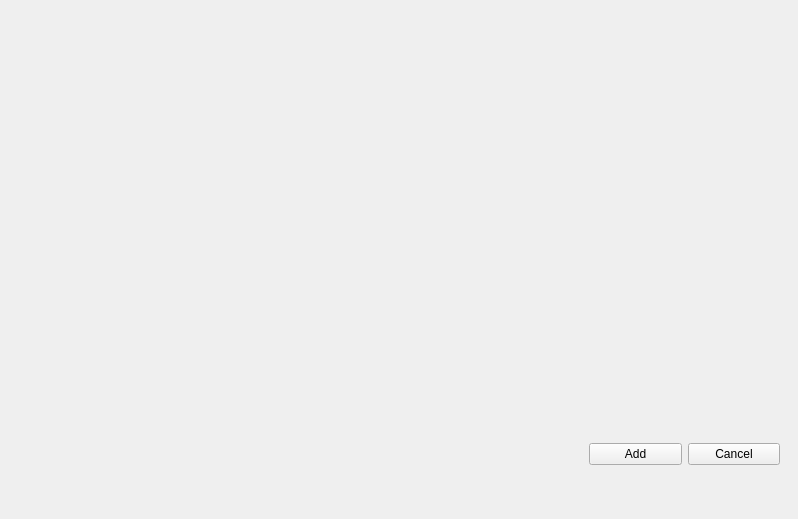
The window that guiAddT.ui (Roenski/StockTracker) describes before a commit, drawn with Qt 5.
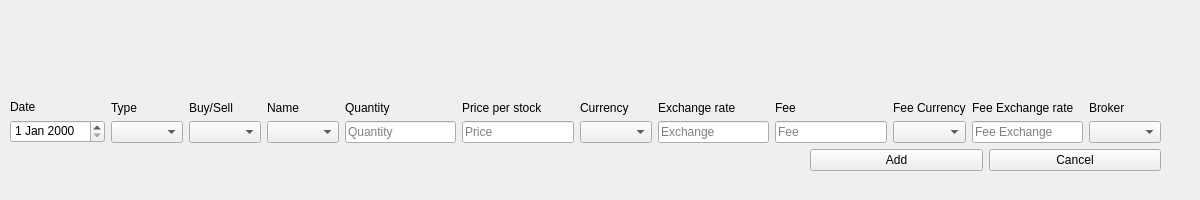
The same window after the commit.

Commit message: Another restructure - in progress, pushing cause Im tired

Diff of the .ui file:
```diff
--- a/guiAddT.ui
+++ b/guiAddT.ui
@@ -6,36 +6,335 @@
    <rect>
     <x>0</x>
     <y>0</y>
-    <width>798</width>
-    <height>519</height>
+    <width>1200</width>
+    <height>200</height>
    </rect>
   </property>
+  <property name="sizePolicy">
+   <sizepolicy hsizetype="MinimumExpanding" vsizetype="MinimumExpanding">
+    <horstretch>100</horstretch>
+    <verstretch>100</verstretch>
+   </sizepolicy>
+  </property>
+  <property name="minimumSize">
+   <size>
+    <width>1200</width>
+    <height>200</height>
+   </size>
+  </property>
+  <property name="sizeIncrement">
+   <size>
+    <width>10</width>
+    <height>10</height>
+   </size>
+  </property>
+  <property name="baseSize">
+   <size>
+    <width>0</width>
+    <height>0</height>
+   </size>
+  </property>
   <property name="windowTitle">
    <string>Form</string>
   </property>
   <widget class="QWidget" name="horizontalLayoutWidget">
    <property name="geometry">
     <rect>
-     <x>589</x>
-     <y>409</y>
-     <width>191</width>
-     <height>91</height>
+     <x>10</x>
+     <y>30</y>
+     <width>1151</width>
+     <height>141</height>
     </rect>
    </property>
-   <layout class="QHBoxLayout" name="horizontalLayout">
+   <layout class="QVBoxLayout" name="verticalLayout" stretch="0,0">
+    <property name="sizeConstraint">
+     <enum>QLayout::SetMinimumSize</enum>
+    </property>
     <item>
-     <widget class="QPushButton" name="pushButton_add">
-      <property name="text">
-       <string>Add</string>
+     <layout class="QHBoxLayout" name="horizontalLayout_3">
+      <property name="sizeConstraint">
+       <enum>QLayout::SetMinimumSize</enum>
       </property>
-     </widget>
+      <item>
+       <layout class="QVBoxLayout" name="verticalLayout_7">
+        <item>
+         <widget class="QLabel" name="label">
+          <property name="text">
+           <string>Date</string>
+          </property>
+          <property name="alignment">
+           <set>Qt::AlignBottom|Qt::AlignLeading|Qt::AlignLeft</set>
+          </property>
+         </widget>
+        </item>
+        <item>
+         <widget class="QDateEdit" name="edit_tDate">
+          <property name="alignment">
+           <set>Qt::AlignLeading|Qt::AlignLeft|Qt::AlignTop</set>
+          </property>
+         </widget>
+        </item>
+       </layout>
+      </item>
+      <item>
+       <layout class="QVBoxLayout" name="verticalLayout_9">
+        <item>
+         <widget class="QLabel" name="label_2">
+          <property name="text">
+           <string>Type</string>
+          </property>
+          <property name="alignment">
+           <set>Qt::AlignBottom|Qt::AlignLeading|Qt::AlignLeft</set>
+          </property>
+         </widget>
+        </item>
+        <item>
+         <widget class="QComboBox" name="combo_tType"/>
+        </item>
+       </layout>
+      </item>
+      <item>
+       <layout class="QVBoxLayout" name="verticalLayout_10">
+        <item>
+         <widget class="QLabel" name="label_3">
+          <property name="text">
+           <string>Buy/Sell</string>
+          </property>
+          <property name="alignment">
+           <set>Qt::AlignBottom|Qt::AlignLeading|Qt::AlignLeft</set>
+          </property>
+         </widget>
+        </item>
+        <item>
+         <widget class="QComboBox" name="combo_tBS"/>
+        </item>
+       </layout>
+      </item>
+      <item>
+       <layout class="QVBoxLayout" name="verticalLayout_11">
+        <item>
+         <widget class="QLabel" name="label_4">
+          <property name="text">
+           <string>Name</string>
+          </property>
+          <property name="alignment">
+           <set>Qt::AlignBottom|Qt::AlignLeading|Qt::AlignLeft</set>
+          </property>
+         </widget>
+        </item>
+        <item>
+         <widget class="QComboBox" name="combo_sName"/>
+        </item>
+       </layout>
+      </item>
+      <item>
+       <layout class="QVBoxLayout" name="verticalLayout_12">
+        <item>
+         <widget class="QLabel" name="label_5">
+          <property name="text">
+           <string>Quantity</string>
+          </property>
+          <property name="alignment">
+           <set>Qt::AlignBottom|Qt::AlignLeading|Qt::AlignLeft</set>
+          </property>
+         </widget>
+        </item>
+        <item>
+         <widget class="QLineEdit" name="line_sQuantity">
+          <property name="toolTip">
+           <string/>
+          </property>
+          <property name="statusTip">
+           <string/>
+          </property>
+          <property name="inputMask">
+           <string/>
+          </property>
+          <property name="text">
+           <string notr="true"/>
+          </property>
+          <property name="placeholderText">
+           <string>Quantity</string>
+          </property>
+         </widget>
+        </item>
+       </layout>
+      </item>
+      <item>
+       <layout class="QVBoxLayout" name="verticalLayout_13">
+        <item>
+         <widget class="QLabel" name="label_6">
+          <property name="text">
+           <string>Price per stock</string>
+          </property>
+          <property name="alignment">
+           <set>Qt::AlignBottom|Qt::AlignLeading|Qt::AlignLeft</set>
+          </property>
+         </widget>
+        </item>
+        <item>
+         <widget class="QLineEdit" name="line_sPrice">
+          <property name="placeholderText">
+           <string>Price</string>
+          </property>
+         </widget>
+        </item>
+       </layout>
+      </item>
+      <item>
+       <layout class="QVBoxLayout" name="verticalLayout_14">
+        <item>
+         <widget class="QLabel" name="label_7">
+          <property name="text">
+           <string>Currency</string>
+          </property>
+          <property name="alignment">
+           <set>Qt::AlignBottom|Qt::AlignLeading|Qt::AlignLeft</set>
+          </property>
+         </widget>
+        </item>
+        <item>
+         <widget class="QComboBox" name="combo_sPriceCurrency"/>
+        </item>
+       </layout>
+      </item>
+      <item>
+       <layout class="QVBoxLayout" name="verticalLayout_15">
+        <item>
+         <widget class="QLabel" name="label_8">
+          <property name="text">
+           <string>Exchange rate</string>
+          </property>
+          <property name="alignment">
+           <set>Qt::AlignBottom|Qt::AlignLeading|Qt::AlignLeft</set>
+          </property>
+         </widget>
+        </item>
+        <item>
+         <widget class="QLineEdit" name="line_sPriceExchange">
+          <property name="placeholderText">
+           <string>Exchange</string>
+          </property>
+         </widget>
+        </item>
+       </layout>
+      </item>
+      <item>
+       <layout class="QVBoxLayout" name="verticalLayout_16">
+        <item>
+         <widget class="QLabel" name="label_9">
+          <property name="text">
+           <string>Fee</string>
+          </property>
+          <property name="alignment">
+           <set>Qt::AlignBottom|Qt::AlignLeading|Qt::AlignLeft</set>
+          </property>
+         </widget>
+        </item>
+        <item>
+         <widget class="QLineEdit" name="line_sFee">
+          <property name="placeholderText">
+           <string>Fee</string>
+          </property>
+         </widget>
+        </item>
+       </layout>
+      </item>
+      <item>
+       <layout class="QVBoxLayout" name="verticalLayout_22">
+        <item>
+         <widget class="QLabel" name="label_12">
+          <property name="text">
+           <string>Fee Currency</string>
+          </property>
+          <property name="alignment">
+           <set>Qt::AlignBottom|Qt::AlignLeading|Qt::AlignLeft</set>
+          </property>
+         </widget>
+        </item>
+        <item>
+         <widget class="QComboBox" name="combo_sFeeCurrency"/>
+        </item>
+       </layout>
+      </item>
+      <item>
+       <layout class="QVBoxLayout" name="verticalLayout_21">
+        <item>
+         <widget class="QLabel" name="label_11">
+          <property name="text">
+           <string>Fee Exchange rate</string>
+          </property>
+          <property name="alignment">
+           <set>Qt::AlignBottom|Qt::AlignLeading|Qt::AlignLeft</set>
+          </property>
+         </widget>
+        </item>
+        <item>
+         <widget class="QLineEdit" name="line_sFeeExchange">
+          <property name="placeholderText">
+           <string>Fee Exchange</string>
+          </property>
+         </widget>
+        </item>
+       </layout>
+      </item>
+      <item>
+       <layout class="QVBoxLayout" name="verticalLayout_8">
+        <property name="sizeConstraint">
+         <enum>QLayout::SetMinimumSize</enum>
+        </property>
+        <item>
+         <widget class="QLabel" name="label_10">
+          <property name="text">
+           <string>Broker</string>
+          </property>
+          <property name="alignment">
+           <set>Qt::AlignBottom|Qt::AlignLeading|Qt::AlignLeft</set>
+          </property>
+         </widget>
+        </item>
+        <item>
+         <widget class="QComboBox" name="combo_tBroker"/>
+        </item>
+       </layout>
+      </item>
+     </layout>
     </item>
     <item>
-     <widget class="QPushButton" name="pushButton_cancel">
-      <property name="text">
-       <string>Cancel</string>
+     <layout class="QHBoxLayout" name="horizontalLayout">
+      <property name="sizeConstraint">
+       <enum>QLayout::SetMinimumSize</enum>
       </property>
-     </widget>
+      <property name="leftMargin">
+       <number>800</number>
+      </property>
+      <item>
+       <widget class="QPushButton" name="pushButton_add">
+        <property name="sizePolicy">
+         <sizepolicy hsizetype="MinimumExpanding" vsizetype="Fixed">
+          <horstretch>0</horstretch>
+          <verstretch>0</verstretch>
+         </sizepolicy>
+        </property>
+        <property name="text">
+         <string>Add</string>
+        </property>
+       </widget>
+      </item>
+      <item>
+       <widget class="QPushButton" name="pushButton_cancel">
+        <property name="sizePolicy">
+         <sizepolicy hsizetype="MinimumExpanding" vsizetype="Fixed">
+          <horstretch>0</horstretch>
+          <verstretch>0</verstretch>
+         </sizepolicy>
+        </property>
+        <property name="text">
+         <string>Cancel</string>
+        </property>
+       </widget>
+      </item>
+     </layout>
     </item>
    </layout>
   </widget>
```
Left out of the diff: 2 changed lines with no effect on the pictures. The commit also changes 2 other files.
